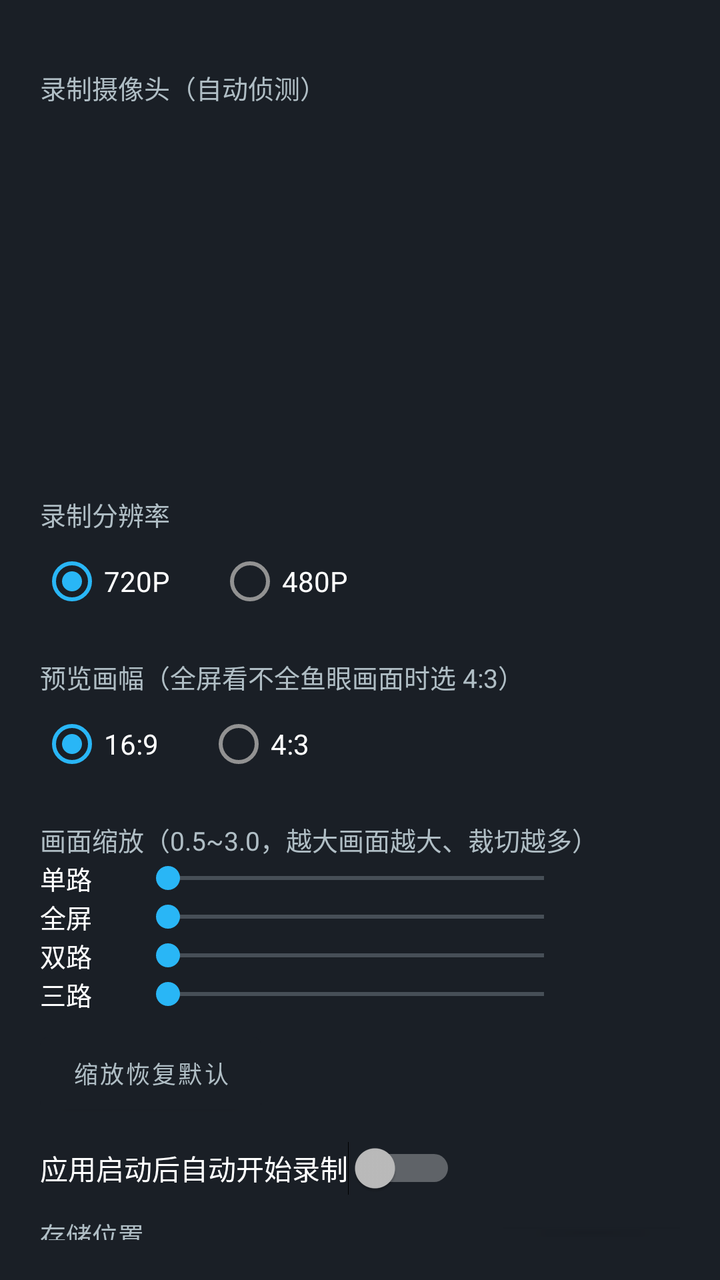
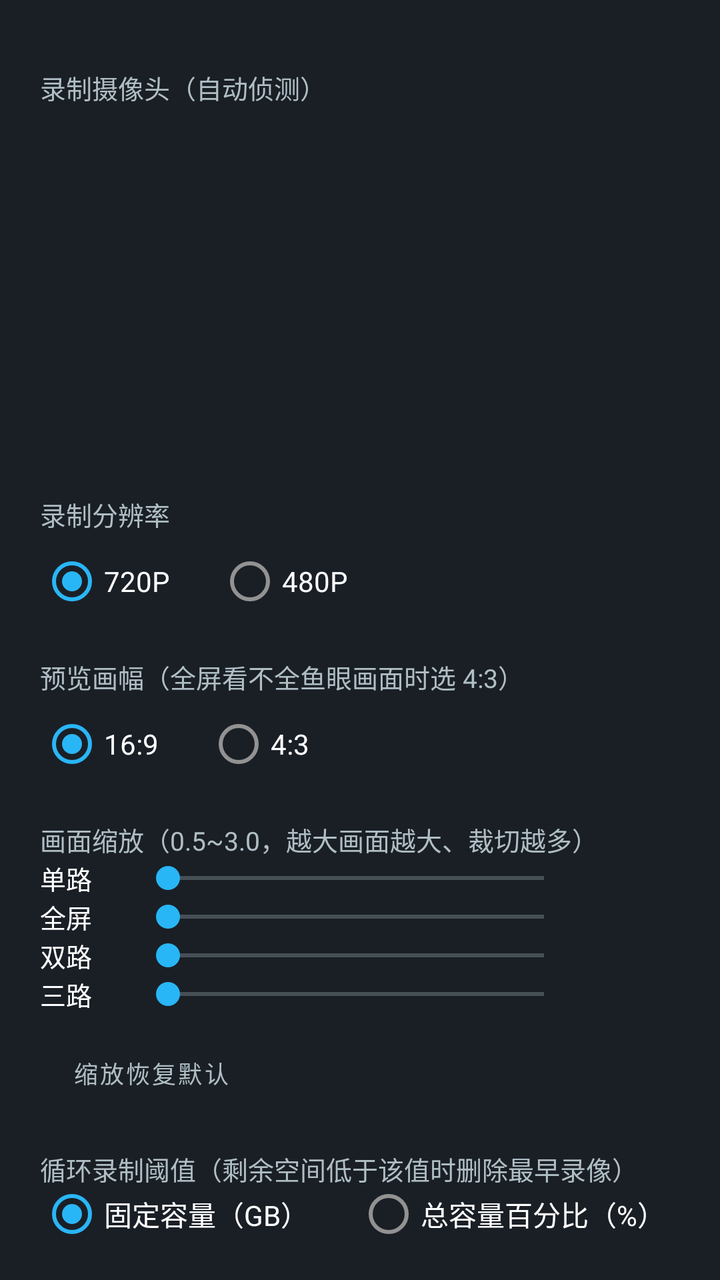

Before-and-after screenshots of an Android layout around one commit, followed by the original layout XML and the change that was made.
<!-- AndroidManifest.xml: application theme Theme.MG4Cam -->
<!-- res/layout/sheet_settings.xml -->
<?xml version="1.0" encoding="utf-8"?>
<LinearLayout xmlns:android="http://schemas.android.com/apk/res/android"
    android:layout_width="match_parent"
    android:layout_height="wrap_content"
    android:background="@color/panel"
    android:orientation="vertical"
    android:padding="20dp">

    <TextView
        android:layout_width="wrap_content"
        android:layout_height="wrap_content"
        android:layout_marginTop="14dp"
        android:text="录制摄像头（自动侦测）"
        android:textColor="@color/text_secondary"
        android:textSize="13sp" />

    <ScrollView
        android:layout_width="match_parent"
        android:layout_height="180dp">

        <LinearLayout
            android:id="@+id/cameraList"
            android:layout_width="match_parent"
            android:layout_height="wrap_content"
            android:orientation="vertical" />
    </ScrollView>

    <TextView
        android:layout_width="wrap_content"
        android:layout_height="wrap_content"
        android:layout_marginTop="14dp"
        android:text="录制分辨率"
        android:textColor="@color/text_secondary"
        android:textSize="13sp" />

    <RadioGroup
        android:id="@+id/rgResolution"
        android:layout_width="wrap_content"
        android:layout_height="wrap_content"
        android:orientation="horizontal">

        <RadioButton
            android:id="@+id/rb720"
            android:layout_width="wrap_content"
            android:layout_height="wrap_content"
            android:checked="true"
            android:text="720P"
            android:textColor="@color/text_primary" />

        <RadioButton
            android:id="@+id/rb480"
            android:layout_width="wrap_content"
            android:layout_height="wrap_content"
            android:layout_marginStart="24dp"
            android:text="480P"
            android:textColor="@color/text_primary" />
    </RadioGroup>

    <TextView
        android:layout_width="wrap_content"
        android:layout_height="wrap_content"
        android:layout_marginTop="14dp"
        android:text="预览画幅（全屏看不全鱼眼画面时选 4:3）"
        android:textColor="@color/text_secondary"
        android:textSize="13sp" />

    <RadioGroup
        android:id="@+id/rgAspect"
        android:layout_width="wrap_content"
        android:layout_height="wrap_content"
        android:orientation="horizontal">

        <RadioButton
            android:id="@+id/rbAspect169"
            android:layout_width="wrap_content"
            android:layout_height="wrap_content"
            android:checked="true"
            android:text="16:9"
            android:textColor="@color/text_primary" />

        <RadioButton
            android:id="@+id/rbAspect43"
            android:layout_width="wrap_content"
            android:layout_height="wrap_content"
            android:layout_marginStart="24dp"
            android:text="4:3"
            android:textColor="@color/text_primary" />
    </RadioGroup>

    <TextView
        android:layout_width="wrap_content"
        android:layout_height="wrap_content"
        android:layout_marginTop="14dp"
        android:text="画面缩放（0.5~3.0，越大画面越大、裁切越多）"
        android:textColor="@color/text_secondary"
        android:textSize="13sp" />

    <LinearLayout
        android:layout_width="match_parent"
        android:layout_height="wrap_content"
        android:gravity="center_vertical"
        android:orientation="horizontal">

        <TextView
            android:layout_width="48dp"
            android:layout_height="wrap_content"
            android:text="单路"
            android:textColor="@color/text_primary"
            android:textSize="13sp" />

        <SeekBar
            android:id="@+id/sbZoomSingle"
            android:layout_width="0dp"
            android:layout_height="wrap_content"
            android:layout_weight="1"
            android:max="25" />

        <TextView
            android:id="@+id/tvZoomSingle"
            android:layout_width="52dp"
            android:layout_height="wrap_content"
            android:gravity="end"
            android:textColor="@color/text_primary"
            android:textSize="13sp" />
    </LinearLayout>

    <LinearLayout
        android:layout_width="match_parent"
        android:layout_height="wrap_content"
        android:gravity="center_vertical"
        android:orientation="horizontal">

        <TextView
            android:layout_width="48dp"
            android:layout_height="wrap_content"
            android:text="全屏"
            android:textColor="@color/text_primary"
            android:textSize="13sp" />

        <SeekBar
            android:id="@+id/sbZoomFullscreen"
            android:layout_width="0dp"
            android:layout_height="wrap_content"
            android:layout_weight="1"
            android:max="25" />

        <TextView
            android:id="@+id/tvZoomFullscreen"
            android:layout_width="52dp"
            android:layout_height="wrap_content"
            android:gravity="end"
            android:textColor="@color/text_primary"
            android:textSize="13sp" />
    </LinearLayout>

    <LinearLayout
        android:layout_width="match_parent"
        android:layout_height="wrap_content"
        android:gravity="center_vertical"
        android:orientation="horizontal">

        <TextView
            android:layout_width="48dp"
            android:layout_height="wrap_content"
            android:text="双路"
            android:textColor="@color/text_primary"
            android:textSize="13sp" />

        <SeekBar
            android:id="@+id/sbZoomDual"
            android:layout_width="0dp"
            android:layout_height="wrap_content"
            android:layout_weight="1"
            android:max="25" />

        <TextView
            android:id="@+id/tvZoomDual"
            android:layout_width="52dp"
            android:layout_height="wrap_content"
            android:gravity="end"
            android:textColor="@color/text_primary"
            android:textSize="13sp" />
    </LinearLayout>

    <LinearLayout
        android:layout_width="match_parent"
        android:layout_height="wrap_content"
        android:gravity="center_vertical"
        android:orientation="horizontal">

        <TextView
            android:layout_width="48dp"
            android:layout_height="wrap_content"
            android:text="三路"
            android:textColor="@color/text_primary"
            android:textSize="13sp" />

        <SeekBar
            android:id="@+id/sbZoomTriple"
            android:layout_width="0dp"
            android:layout_height="wrap_content"
            android:layout_weight="1"
            android:max="25" />

        <TextView
            android:id="@+id/tvZoomTriple"
            android:layout_width="52dp"
            android:layout_height="wrap_content"
            android:gravity="end"
            android:textColor="@color/text_primary"
            android:textSize="13sp" />
    </LinearLayout>

    <Button
        android:id="@+id/btnZoomReset"
        android:layout_width="wrap_content"
        android:layout_height="wrap_content"
        android:layout_marginTop="6dp"
        android:backgroundTint="@color/panel"
        android:text="缩放恢复默认"
        android:textColor="@color/text_secondary"
        android:textSize="12sp" />

    <Switch
        android:id="@+id/swAutoStart"
        android:layout_width="wrap_content"
        android:layout_height="wrap_content"
        android:layout_marginTop="10dp"
        android:text="应用启动后自动开始录制"
        android:textColor="@color/text_primary" />

    <LinearLayout
        android:layout_width="match_parent"
        android:layout_height="wrap_content"
        android:layout_marginTop="10dp"
        android:gravity="center_vertical"
        android:orientation="horizontal">

        <LinearLayout
            android:layout_width="0dp"
            android:layout_height="wrap_content"
            android:layout_weight="1"
            android:orientation="vertical">

            <TextView
                android:layout_width="wrap_content"
                android:layout_height="wrap_content"
                android:text="存储位置"
                android:textColor="@color/text_secondary"
                android:textSize="13sp" />

            <TextView
                android:id="@+id/tvStoragePath"
                android:layout_width="wrap_content"
                android:layout_height="wrap_content"
                android:ellipsize="middle"
                android:singleLine="true"
                android:text="未设置"
                android:textColor="@color/text_primary"
                android:textSize="13sp" />
        </LinearLayout>

        <Button
            android:id="@+id/btnStorage"
            android:layout_width="wrap_content"
            android:layout_height="wrap_content"
            android:backgroundTint="@color/panel"
            android:text="更改"
            android:textColor="@color/text_primary" />
    </LinearLayout>

    <Button
        android:id="@+id/btnApply"
        android:layout_width="match_parent"
        android:layout_height="wrap_content"
        android:layout_marginTop="16dp"
        android:backgroundTint="@color/primary"
        android:text="应用"
        android:textColor="@color/text_primary" />

</LinearLayout>
<!-- resources referenced by this layout -->
<resources>
  <color name="panel">#1A1F26</color>
  <color name="primary">#E53935</color>
  <color name="text_primary">#FFFFFF</color>
  <color name="text_secondary">#B0BEC5</color>
  <style name="Theme.MG4Cam" parent="Theme.MaterialComponents.NoActionBar">
          <item name="android:windowBackground">@color/bg</item>
          <item name="colorPrimary">@color/primary</item>
          <item name="colorSecondary">@color/accent</item>
          <item name="android:textColorPrimary">@color/text_primary</item>
          <item name="android:textColorSecondary">@color/text_secondary</item>
          <item name="android:statusBarColor">@color/bg</item>
          <item name="android:navigationBarColor">@color/bg</item>
          <item name="android:colorBackground">@color/bg</item>
          <item name="android:windowLightStatusBar">false</item>
          <item name="android:windowLightNavigationBar" tools:targetApi="o_mr1">false</item>
      </style>
  <color name="bg">#0E1116</color>
  <color name="accent">#29B6F6</color>
</resources>

<!-- the commit's change to res/layout/sheet_settings.xml (unified diff, before → after) -->
@@ -220,6 +220,66 @@
         android:text="缩放恢复默认"
         android:textColor="@color/text_secondary"
         android:textSize="12sp" />
+
+    <TextView
+        android:layout_width="wrap_content"
+        android:layout_height="wrap_content"
+        android:layout_marginTop="14dp"
+        android:text="循环录制阈值（剩余空间低于该值时删除最早录像）"
+        android:textColor="@color/text_secondary"
+        android:textSize="13sp" />
+
+    <RadioGroup
+        android:id="@+id/rgLoopMode"
+        android:layout_width="wrap_content"
+        android:layout_height="wrap_content"
+        android:orientation="horizontal">
+
+        <RadioButton
+            android:id="@+id/rbLoopFixed"
+            android:layout_width="wrap_content"
+            android:layout_height="wrap_content"
+            android:checked="true"
+            android:text="固定容量（GB）"
+            android:textColor="@color/text_primary" />
+
+        <RadioButton
+            android:id="@+id/rbLoopPercent"
+            android:layout_width="wrap_content"
+            android:layout_height="wrap_content"
+            android:layout_marginStart="24dp"
+            android:text="总容量百分比（%）"
+            android:textColor="@color/text_primary" />
+    </RadioGroup>
+
+    <LinearLayout
+        android:layout_width="match_parent"
+        android:layout_height="wrap_content"
+        android:gravity="center_vertical"
+        android:orientation="horizontal">
+
+        <TextView
+            android:layout_width="48dp"
+            android:layout_height="wrap_content"
+            android:text="阈值"
+            android:textColor="@color/text_primary"
+            android:textSize="13sp" />
+
+        <SeekBar
+            android:id="@+id/sbLoop"
+            android:layout_width="0dp"
+            android:layout_height="wrap_content"
+            android:layout_weight="1"
+            android:max="45" />
+
+        <TextView
+            android:id="@+id/tvLoop"
+            android:layout_width="72dp"
+            android:layout_height="wrap_content"
+            android:gravity="end"
+            android:textColor="@color/text_primary"
+            android:textSize="13sp" />
+    </LinearLayout>
 
     <Switch
         android:id="@+id/swAutoStart"
